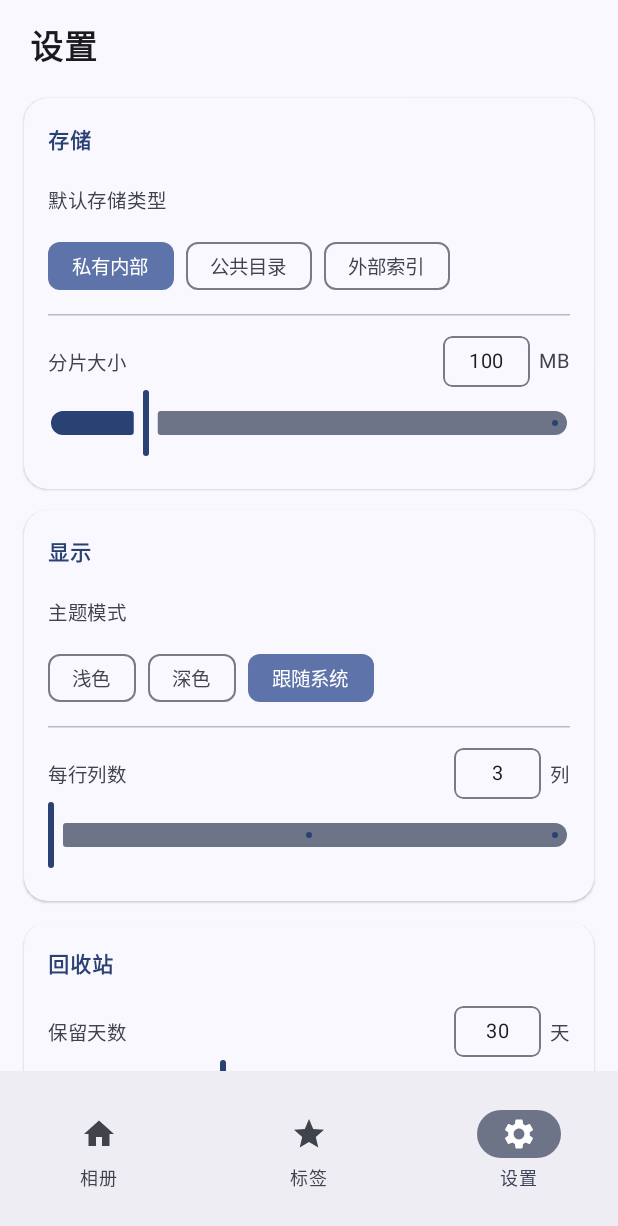
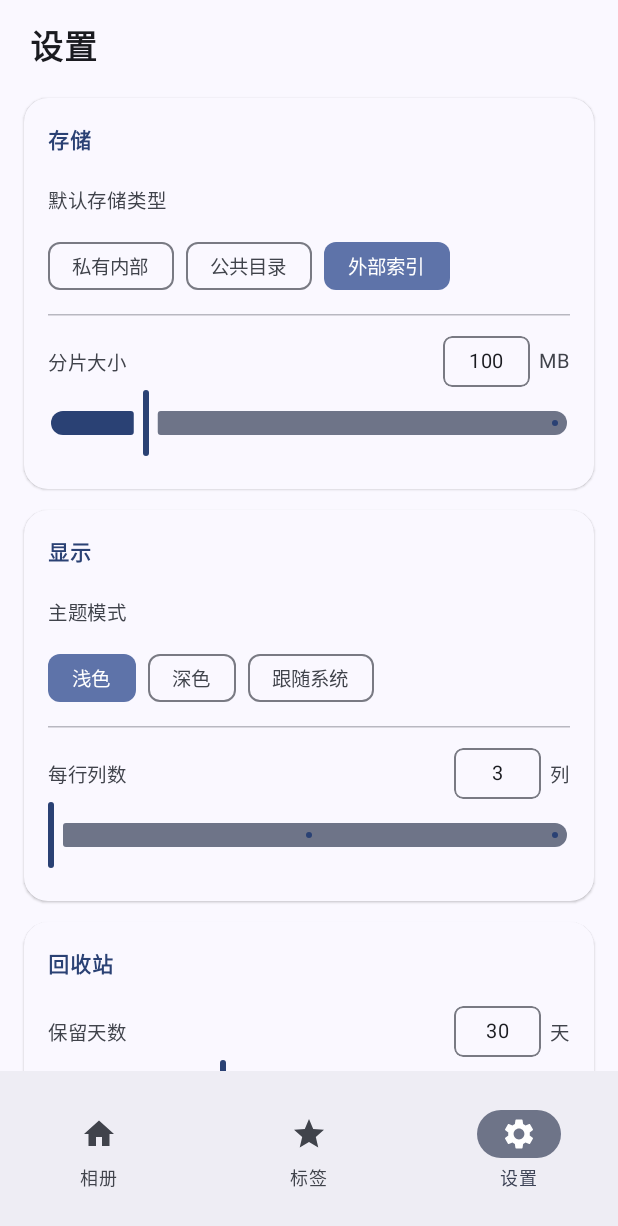
Before and after one commit to dyf189/memeManager, an Android app built with Jetpack Compose: the composable AppContent shown on its own in the app's theme, item 3 of the bottom bar chosen, on a phone screen of 412 x 824 dp. Shown: the top 1226 px of the screen. Run offline under Robolectric (Android 15) with nearby library versions, the light colour scheme and no system bars; our stand-ins replace Dagger/Hilt's generated code, paging; 2 statements that could not run were skipped.

Commit message:
设置页 DataStore 持久化
- data/settings/AppSettings.kt: 新建 6 个设置项数据类 + Preferences Keys
- di/DatabaseModule.kt: 添加 DataStore<Preferences> provider
- ui/viewmodel/SettingsViewModel.kt: 新建 @HiltViewModel 封装 DataStore 读写
- SettingsScreen.kt: 改为 SettingsViewModel 驱动，关闭重启不丢设置
- steps.md: 第三步完成

```diff
--- /dev/null
+++ b/app/src/main/java/com/mememanager/data/settings/AppSettings.kt
@@ -0,0 +1,29 @@
+package com.mememanager.data.settings
+
+import androidx.datastore.preferences.core.booleanPreferencesKey
+import androidx.datastore.preferences.core.edit
+import androidx.datastore.preferences.core.intPreferencesKey
+import androidx.datastore.preferences.core.stringPreferencesKey
+import kotlinx.coroutines.flow.Flow
+import kotlinx.coroutines.flow.map
+
+/**
+ * 全局应用设置（DataStore Preferences 持久化）
+ */
+data class AppSettings(
+    val storageType: String = "私有内部",
+    val shardSizeMB: Int = 100,
+    val themeMode: String = "跟随系统",
+    val gridColumns: Int = 3,
+    val trashDays: Int = 30,
+    val jsonSyncEnabled: Boolean = false
+)
+
+object SettingsKeys {
+    val STORAGE_TYPE = stringPreferencesKey("storage_type")
+    val SHARD_SIZE_MB = intPreferencesKey("shard_size_mb")
+    val THEME_MODE = stringPreferencesKey("theme_mode")
+    val GRID_COLUMNS = intPreferencesKey("grid_columns")
+    val TRASH_DAYS = intPreferencesKey("trash_days")
+    val JSON_SYNC_ENABLED = booleanPreferencesKey("json_sync_enabled")
+}
--- a/app/src/main/java/com/mememanager/ui/screen/settings/SettingsScreen.kt
+++ b/app/src/main/java/com/mememanager/ui/screen/settings/SettingsScreen.kt
@@ -44,25 +44,21 @@ import androidx.compose.ui.text.input.KeyboardType
 import androidx.compose.ui.text.style.TextAlign
 import androidx.compose.ui.unit.dp
 import androidx.compose.ui.unit.sp
+import androidx.hilt.navigation.compose.hiltViewModel
+import androidx.lifecycle.compose.collectAsStateWithLifecycle
+import com.mememanager.ui.viewmodel.SettingsViewModel
 
 /**
  * 设置页面
  *
- * 分组：
- * 1. 存储 — 默认存储类型、分片大小
- * 2. 显示 — 主题模式、每行列数
- * 3. 回收站 — 保留天数、清空按钮
- * 4. 数据 — JSON 同步开关
- * 5. 关于 — 版本信息
+ * 数据来源：SettingsViewModel（DataStore Preferences 持久化）
  */
 @Composable
-fun SettingsScreen(modifier: Modifier = Modifier) {
-    var storageType by remember { mutableStateOf("私有内部") }
-    var shardSizeMB by remember { mutableIntStateOf(100) }
-    var themeMode by remember { mutableStateOf("跟随系统") }
-    var gridColumns by remember { mutableIntStateOf(3) }
-    var trashDays by remember { mutableIntStateOf(30) }
-    var jsonSyncEnabled by remember { mutableStateOf(false) }
+fun SettingsScreen(
+    viewModel: SettingsViewModel = hiltViewModel(),
+    modifier: Modifier = Modifier
+) {
+    val settings by viewModel.settings.collectAsStateWithLifecycle()
 
     Column(modifier = modifier.fillMaxWidth()) {
         Text(
@@ -82,14 +78,14 @@ fun SettingsScreen(modifier: Modifier = Modifier) {
                     FilterRow(
                         label = "默认存储类型",
                         options = listOf("私有内部", "公共目录", "外部索引"),
-                        selected = storageType,
-                        onSelected = { storageType = it }
+                        selected = settings.storageType,
+                        onSelected = { viewModel.setStorageType(it) }
                     )
                     Divider()
                     SliderRow(
                         label = "分片大小",
-                        value = shardSizeMB.toFloat(),
-                        onValueChange = { shardSizeMB = it.toInt() },
+                        value = settings.shardSizeMB.toFloat(),
+                        onValueChange = { viewModel.setShardSizeMB(it.toInt()) },
                         valueRange = 10f..500f,
                         unit = "MB"
                     )
@@ -102,14 +98,14 @@ fun SettingsScreen(modifier: Modifier = Modifier) {
                     FilterRow(
                         label = "主题模式",
                         options = listOf("浅色", "深色", "跟随系统"),
-                        selected = themeMode,
-                        onSelected = { themeMode = it }
+                        selected = settings.themeMode,
+                        onSelected = { viewModel.setThemeMode(it) }
                     )
                     Divider()
                     SliderRow(
                         label = "每行列数",
-                        value = gridColumns.toFloat(),
-                        onValueChange = { gridColumns = it.toInt() },
+                        value = settings.gridColumns.toFloat(),
+                        onValueChange = { viewModel.setGridColumns(it.toInt()) },
                         valueRange = 3f..5f,
                         steps = 1,
                         unit = "列"
@@ -122,8 +118,8 @@ fun SettingsScreen(modifier: Modifier = Modifier) {
                 SettingsCard(title = "回收站") {
                     SliderRow(
                         label = "保留天数",
-                        value = trashDays.toFloat(),
-                        onValueChange = { trashDays = it.toInt() },
+                        value = settings.trashDays.toFloat(),
+                        onValueChange = { viewModel.setTrashDays(it.toInt()) },
                         valueRange = 0f..90f,
                         unit = "天"
                     )
@@ -137,7 +133,7 @@ fun SettingsScreen(modifier: Modifier = Modifier) {
                     ) {
                         Text("清空回收站", fontSize = 15.sp)
                         Button(
-                            onClick = { /* TODO */ },
+                            onClick = { /* TODO: 调用回收站清理 */ },
                             colors = ButtonDefaults.buttonColors(
                                 containerColor = MaterialTheme.colorScheme.error
                             )
@@ -165,7 +161,10 @@ fun SettingsScreen(modifier: Modifier = Modifier) {
                                 color = MaterialTheme.colorScheme.onSurfaceVariant
                             )
                         }
-                        Switch(checked = jsonSyncEnabled, onCheckedChange = { jsonSyncEnabled = it })
+                        Switch(
+                            checked = settings.jsonSyncEnabled,
+                            onCheckedChange = { viewModel.setJsonSyncEnabled(it) }
+                        )
                     }
                 }
             }
@@ -265,7 +264,6 @@ private fun SliderRow(
         ) {
             Text(label, fontSize = 13.sp, color = MaterialTheme.colorScheme.onSurfaceVariant)
             Row(verticalAlignment = Alignment.CenterVertically) {
-                // 紧凑输入框（34dp 高）
                 Box(
                     modifier = Modifier
                         .width(58.dp)
--- /dev/null
+++ b/app/src/main/java/com/mememanager/ui/viewmodel/SettingsViewModel.kt
@@ -0,0 +1,71 @@
+package com.mememanager.ui.viewmodel
+
+import androidx.datastore.core.DataStore
+import androidx.datastore.preferences.core.Preferences
+import androidx.datastore.preferences.core.edit
+import androidx.lifecycle.ViewModel
+import androidx.lifecycle.viewModelScope
+import com.mememanager.data.settings.AppSettings
+import com.mememanager.data.settings.SettingsKeys
+import dagger.hilt.android.lifecycle.HiltViewModel
+import kotlinx.coroutines.flow.SharingStarted
+import kotlinx.coroutines.flow.StateFlow
+import kotlinx.coroutines.flow.map
+import kotlinx.coroutines.flow.stateIn
+import kotlinx.coroutines.launch
+import javax.inject.Inject
+
+@HiltViewModel
+class SettingsViewModel @Inject constructor(
+    private val dataStore: DataStore<Preferences>
+) : ViewModel() {
+
+    val settings: StateFlow<AppSettings> = dataStore.data
+        .map { prefs ->
+            AppSettings(
+                storageType = prefs[SettingsKeys.STORAGE_TYPE] ?: "私有内部",
+                shardSizeMB = prefs[SettingsKeys.SHARD_SIZE_MB] ?: 100,
+                themeMode = prefs[SettingsKeys.THEME_MODE] ?: "跟随系统",
+                gridColumns = prefs[SettingsKeys.GRID_COLUMNS] ?: 3,
+                trashDays = prefs[SettingsKeys.TRASH_DAYS] ?: 30,
+                jsonSyncEnabled = prefs[SettingsKeys.JSON_SYNC_ENABLED] ?: false
+            )
+        }
+        .stateIn(viewModelScope, SharingStarted.WhileSubscribed(5000), AppSettings())
+
+    fun setStorageType(value: String) {
+        viewModelScope.launch {
+            dataStore.edit { it[SettingsKeys.STORAGE_TYPE] = value }
+        }
+    }
+
+    fun setShardSizeMB(value: Int) {
+        viewModelScope.launch {
+            dataStore.edit { it[SettingsKeys.SHARD_SIZE_MB] = value }
+        }
+    }
+
+    fun setThemeMode(value: String) {
+        viewModelScope.launch {
+            dataStore.edit { it[SettingsKeys.THEME_MODE] = value }
+        }
+    }
+
+    fun setGridColumns(value: Int) {
+        viewModelScope.launch {
+            dataStore.edit { it[SettingsKeys.GRID_COLUMNS] = value }
+        }
+    }
+
+    fun setTrashDays(value: Int) {
+        viewModelScope.launch {
+            dataStore.edit { it[SettingsKeys.TRASH_DAYS] = value }
+        }
+    }
+
+    fun setJsonSyncEnabled(value: Boolean) {
+        viewModelScope.launch {
+            dataStore.edit { it[SettingsKeys.JSON_SYNC_ENABLED] = value }
+        }
+    }
+}
```
Also changed, not shown: app/src/main/java/com/mememanager/di/DatabaseModule.kt (+9 -0 lines), 1 other file.
